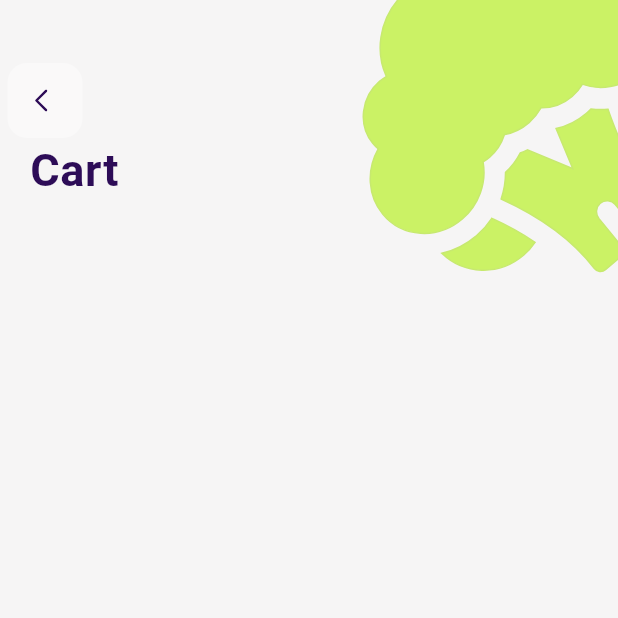
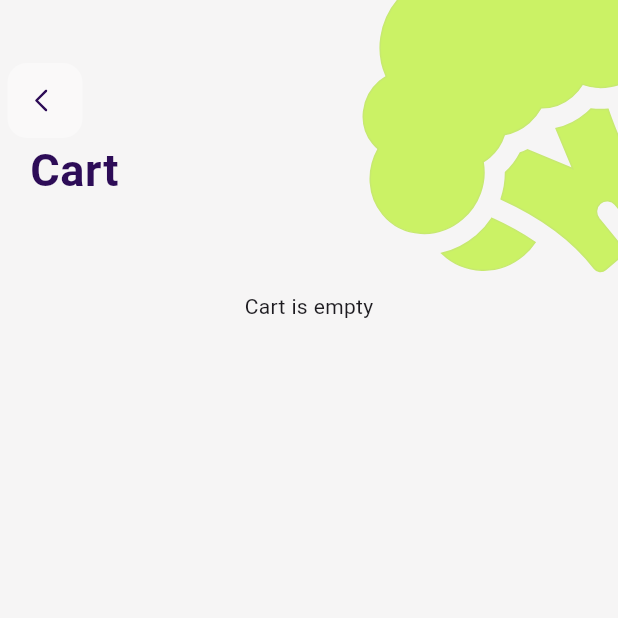
Before and after one commit to assyaIsk/flutter, a Flutter app: the Tabs screen opened by its route, item 3 of the bottom bar chosen, on a phone screen of 412 x 824 dp, the top half of it. Run offline on Flutter 3.47's test engine with Material 3 defaults, Android fonts, the phone set to English and light mode, and no system bars; our stand-ins replace badges, bloc, flutter_bloc, flutter_svg, freezed_annotation.

Commit message:
CartScreen fixed

```diff
--- a/lib/screens/cart_screen.dart
+++ b/lib/screens/cart_screen.dart
@@ -16,16 +16,20 @@ class CartScreen extends StatelessWidget {
         BlocBuilder<CartCubit, CartState>(
           builder: (context, state) {
             return Column(
-              children: state.maybeWhen(
-                deleteFromCart: (count) =>
-                    [const Center(child: Text("Cart is empty"))],
-                orElse: () => carts
-                    .map((item) => ListTile(
-                          title: Text("${item.vegetable.name} - ${item.count}"),
-                        ))
-                    .toList(),
-              ),
-            );
+                children: state.maybeWhen(
+                    initial: (count) => [const EmptyCart()],
+                    orElse: () {
+                      if (carts.isEmpty) {
+                        return [const EmptyCart()];
+                      } else {
+                        return carts
+                            .map((item) => ListTile(
+                                  title: Text(
+                                      "${item.vegetable.name} - ${item.count}"),
+                                ))
+                            .toList();
+                      }
+                    }));
           },
         ),
         Expanded(
@@ -60,3 +64,14 @@ class CartScreen extends StatelessWidget {
     );
   }
 }
+
+class EmptyCart extends StatelessWidget {
+  const EmptyCart({
+    super.key,
+  });
+
+  @override
+  Widget build(BuildContext context) {
+    return const Center(child: Text("Cart is empty"));
+  }
+}
```
